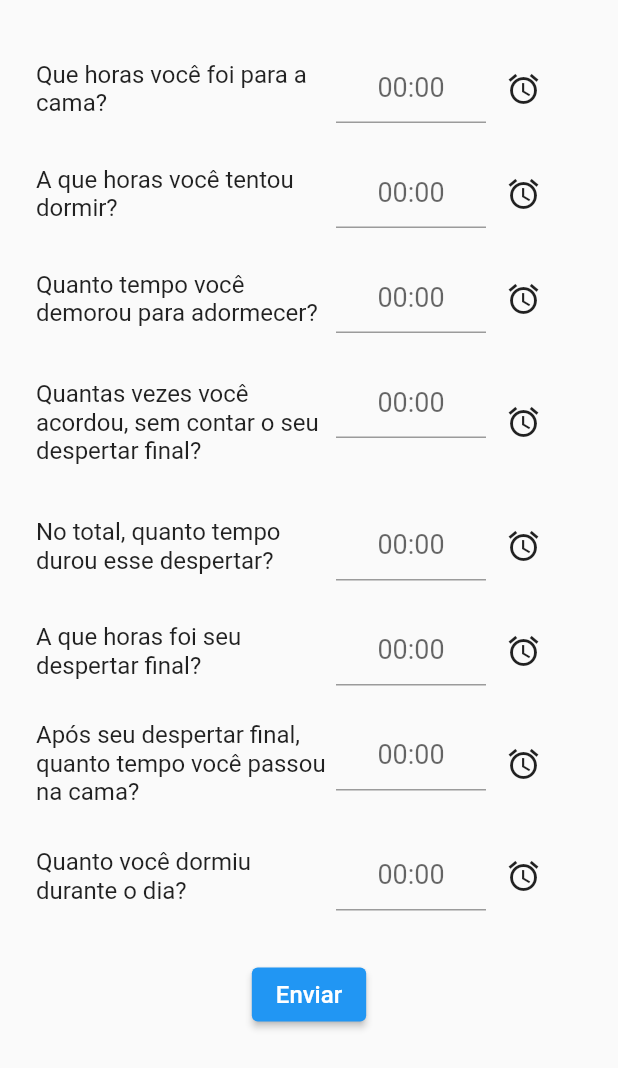
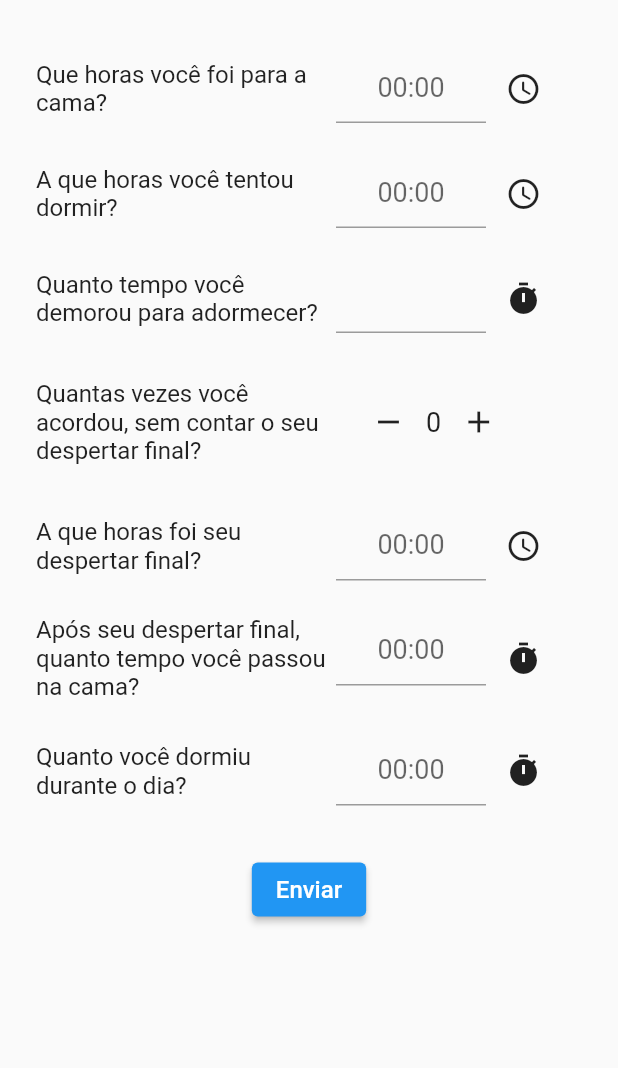
Before and after one commit to juliaalmeida13/APP-MENTAL, a Flutter app: the SleepPage screen opened directly, on a phone screen of 412 x 824 dp. Shown: the top 1068 px of the screen. Run offline on Flutter 3.47's test engine with Material 2 defaults, Android fonts, the phone set to English and light mode, and no system bars; our stand-ins replace cloud_firestore, firebase_auth, firebase_core, shared_preferences, simple_animations; missing offline and left inert: flutter_phone_direct_caller; accounts and stored records are empty.

Commit message:
Arrumando diario do sono

```diff
--- a/app base/lib/views/sleep_diary.dart
+++ b/app base/lib/views/sleep_diary.dart
@@ -1,6 +1,7 @@
 import 'package:chat_app_tutorial/helper/helperfuncions.dart';
 import 'package:chat_app_tutorial/services/database.dart';
 import 'package:flutter/material.dart';
+import 'package:intl/intl.dart';
 
 class SleepPage extends StatefulWidget {
   @override
@@ -8,17 +9,17 @@ class SleepPage extends StatefulWidget {
 }
 
 class _SleepPageState extends State<SleepPage> {
-
+  DateTime pickedDate;
   DatabaseMethods databaseMethods = new DatabaseMethods();
 
-  String _resQuest1 = '00:00';
-  String _resQuest2 = '00:00';
-  String _resQuest3 = '00:00';
-  String _resQuest4 = '00:00';
-  String _resQuest5 = '00:00';
-  String _resQuest6 = '00:00';
-  String _resQuest7 = '00:00';
-  String _resQuest8 = '00:00';
+  String _resQuest1;
+  String _resQuest2;
+  String _resQuest3;
+  int qtd = 0;
+  String _resQuest5;
+  String _resQuest6;
+  String _resQuest7;
+  String _resQuest8;
   String userEmail;
 
   final GlobalKey<FormState> _formKey = GlobalKey<FormState>();
@@ -28,19 +29,20 @@ class _SleepPageState extends State<SleepPage> {
       "resp1": _resQuest1,
       "resp2": _resQuest2,
       "resp3": _resQuest3,
-        "resp4": _resQuest4,
+      "resp4": qtd.toString(),
       "resp5": _resQuest5,
       "resp6": _resQuest6,
       "resp7": _resQuest7,
       "resp8": _resQuest8,
     };
-      databaseMethods.addRespostaQuestionarioSono( userEmail, messageMap);
+    databaseMethods.addRespostaQuestionarioSono(userEmail, messageMap);
   }
 
   @override
   void initState() {
     getUserInfo();
     super.initState();
+    pickedDate = DateTime.now();
   }
 
   getUserInfo() async {
@@ -57,23 +59,26 @@ class _SleepPageState extends State<SleepPage> {
           Container(
             alignment: Alignment.center,
             width: 200,
-            child: Text("Que horas você foi para a cama?", style: TextStyle(
-              fontSize: 16
-            ),),
+            child: Text(
+              "Que horas você foi para a cama?",
+              style: TextStyle(fontSize: 16),
+            ),
           ),
           Container(
             width: 100,
             child: TextFormField(
-                onTap: () async{
-                  _resQuest1 = await _selectTime(context);
+              onTap: () async {
+                _resQuest1 =
+                    await _selectTime(context, "Por favor, coloque o horário.");
                 setState(() {
                   _resQuest1 = _resQuest1;
                 });
               },
+              readOnly: true,
               showCursor: false,
               textAlign: TextAlign.center,
               decoration: InputDecoration(
-                  hintText: _resQuest1,
+                hintText: _resQuest1 == null ? "00:00" : _resQuest1,
                 hintStyle: TextStyle(
                   fontSize: 18,
                 ),
@@ -82,7 +87,7 @@ class _SleepPageState extends State<SleepPage> {
           ),
           Container(
             width: 50,
-              child: Icon(Icons.alarm),
+            child: Icon(Icons.access_time_rounded),
           ),
         ],
       ),
@@ -99,23 +104,26 @@ class _SleepPageState extends State<SleepPage> {
           Container(
             alignment: Alignment.center,
             width: 200,
-            child: Text("A que horas você tentou dormir?", style: TextStyle(
-                fontSize: 16
-            ),),
+            child: Text(
+              "A que horas você tentou dormir?",
+              style: TextStyle(fontSize: 16),
+            ),
           ),
           Container(
             width: 100,
             child: TextFormField(
-              onTap: () async{
-                _resQuest2 = await _selectTime(context);
+              onTap: () async {
+                _resQuest2 =
+                    await _selectTime(context, "Por favor, coloque o horário");
                 setState(() {
                   _resQuest2 = _resQuest2;
                 });
               },
+              readOnly: true,
               showCursor: false,
               textAlign: TextAlign.center,
               decoration: InputDecoration(
-                hintText: _resQuest2,
+                hintText: _resQuest2 == null ? "00:00" : _resQuest2,
                 hintStyle: TextStyle(
                   fontSize: 18,
                 ),
@@ -124,7 +132,7 @@ class _SleepPageState extends State<SleepPage> {
           ),
           Container(
             width: 50,
-            child: Icon(Icons.alarm),
+            child: Icon(Icons.access_time_rounded),
           )
         ],
       ),
@@ -141,19 +149,22 @@ class _SleepPageState extends State<SleepPage> {
           Container(
             alignment: Alignment.center,
             width: 200,
-            child: Text("Quanto tempo você demorou para adormecer?", style: TextStyle(
-                fontSize: 16
-            ),),
+            child: Text(
+              "Quanto tempo você demorou para adormecer?",
+              style: TextStyle(fontSize: 16),
+            ),
           ),
           Container(
             width: 100,
             child: TextFormField(
-              onTap: () async{
-                _resQuest3 = await _selectTime(context);
+              onTap: () async {
+                _resQuest3 =
+                    await _selectTime(context, "Por favor, coloque o tempo.");
                 setState(() {
-                  _resQuest3 = _resQuest3;
+                  _resQuest3 = _resQuest3 == null ? "00:00" : _resQuest3;
                 });
               },
+              readOnly: true,
               showCursor: false,
               textAlign: TextAlign.center,
               decoration: InputDecoration(
@@ -166,7 +177,7 @@ class _SleepPageState extends State<SleepPage> {
           ),
           Container(
             width: 50,
-            child: Icon(Icons.alarm),
+            child: Icon(Icons.timer),
           )
         ],
       ),
@@ -183,32 +194,46 @@ class _SleepPageState extends State<SleepPage> {
           Container(
             alignment: Alignment.center,
             width: 200,
-            child: Text("Quantas vezes você acordou, sem contar o seu despertar final?", style: TextStyle(
-                fontSize: 16
-            ),),
+            child: Text(
+              "Quantas vezes você acordou, sem contar o seu despertar final?",
+              style: TextStyle(fontSize: 16),
+            ),
+          ),
+          SizedBox(
+            width: 10,
+          ),
+          GestureDetector(
+            onTap: () {
+              setState(() {
+                if (qtd > 0) {
+                  qtd = qtd - 1;
+                }
+              });
+            },
+            child: Container(
+              width: 50,
+              child: Icon(Icons.remove),
+            ),
           ),
           Container(
-            width: 100,
-            child: TextFormField(
-              onTap: () async{
-                _resQuest4 = await _selectTime(context);
-                setState(() {
-                  _resQuest4 = _resQuest4;
-                });
-              },
-              showCursor: false,
-              textAlign: TextAlign.center,
-              decoration: InputDecoration(
-                hintText: _resQuest4,
-                hintStyle: TextStyle(
+            alignment: Alignment.center,
+            child: Text(
+              qtd.toString(),
+              style: TextStyle(
                 fontSize: 18,
               ),
             ),
           ),
+          GestureDetector(
+            onTap: () {
+              setState(() {
+                qtd = qtd + 1;
+              });
+            },
+            child: Container(
+              width: 50,
+              child: Icon(Icons.add),
             ),
-          Container(
-            width: 50,
-            child: Icon(Icons.alarm),
           )
         ],
       ),
@@ -216,6 +241,7 @@ class _SleepPageState extends State<SleepPage> {
   }
 
   Widget _buildQuest5() {
+    if (qtd > 0) {
       return Container(
         height: 50,
         margin: EdgeInsets.symmetric(vertical: 10.0),
@@ -225,23 +251,26 @@ class _SleepPageState extends State<SleepPage> {
             Container(
               alignment: Alignment.center,
               width: 200,
-            child: Text("No total, quanto tempo durou esse despertar?", style: TextStyle(
-                fontSize: 16
-            ),),
+              child: Text(
+                "No total, quanto tempo durou esse despertar?",
+                style: TextStyle(fontSize: 16),
+              ),
             ),
             Container(
               width: 100,
               child: TextFormField(
-              onTap: () async{
-                _resQuest5 = await _selectTime(context);
+                onTap: () async {
+                  _resQuest5 = await _selectTime(
+                      context, "Por favor, coloque o horário.");
                   setState(() {
                     _resQuest5 = _resQuest5;
                   });
                 },
+                readOnly: true,
                 showCursor: false,
                 textAlign: TextAlign.center,
                 decoration: InputDecoration(
-                hintText: _resQuest5,
+                  hintText: _resQuest5 == null ? "00:00" : _resQuest5,
                   hintStyle: TextStyle(
                     fontSize: 18,
                   ),
@@ -250,11 +279,14 @@ class _SleepPageState extends State<SleepPage> {
             ),
             Container(
               width: 50,
-            child: Icon(Icons.alarm),
+              child: Icon(Icons.timer),
             )
           ],
         ),
       );
+    } else {
+      return Container();
+    }
   }
 
   Widget _buildQuest6() {
@@ -267,23 +299,26 @@ class _SleepPageState extends State<SleepPage> {
           Container(
             alignment: Alignment.center,
             width: 200,
-            child: Text("A que horas foi seu despertar final?", style: TextStyle(
-                fontSize: 16
-            ),),
+            child: Text(
+              "A que horas foi seu despertar final?",
+              style: TextStyle(fontSize: 16),
+            ),
           ),
           Container(
             width: 100,
             child: TextFormField(
-              onTap: () async{
-                _resQuest6 = await _selectTime(context);
+              onTap: () async {
+                _resQuest6 =
+                    await _selectTime(context, "Por favor, coloque o tempo.");
                 setState(() {
                   _resQuest6 = _resQuest6;
                 });
               },
+              readOnly: true,
               showCursor: false,
               textAlign: TextAlign.center,
               decoration: InputDecoration(
-                hintText: _resQuest6,
+                hintText: _resQuest6 == null ? "00:00" : _resQuest6,
                 hintStyle: TextStyle(
                   fontSize: 18,
                 ),
@@ -292,7 +327,7 @@ class _SleepPageState extends State<SleepPage> {
           ),
           Container(
             width: 50,
-            child: Icon(Icons.alarm),
+            child: Icon(Icons.access_time_rounded),
           )
         ],
       ),
@@ -309,23 +344,26 @@ class _SleepPageState extends State<SleepPage> {
           Container(
             alignment: Alignment.center,
             width: 200,
-            child: Text("Após seu despertar final, quanto tempo você passou na cama?", style: TextStyle(
-                fontSize: 16
-            ),),
+            child: Text(
+              "Após seu despertar final, quanto tempo você passou na cama?",
+              style: TextStyle(fontSize: 16),
+            ),
           ),
           Container(
             width: 100,
             child: TextFormField(
-              onTap: () async{
-                _resQuest7 = await _selectTime(context);
+              onTap: () async {
+                _resQuest7 =
+                    await _selectTime(context, "Por favor, coloque o tempo.");
                 setState(() {
                   _resQuest7 = _resQuest7;
                 });
               },
+              readOnly: true,
               showCursor: false,
               textAlign: TextAlign.center,
               decoration: InputDecoration(
-                hintText: _resQuest7,
+                hintText: _resQuest7 == null ? "00:00" : _resQuest7,
                 hintStyle: TextStyle(
                   fontSize: 18,
                 ),
@@ -334,7 +372,7 @@ class _SleepPageState extends State<SleepPage> {
           ),
           Container(
             width: 50,
-            child: Icon(Icons.alarm),
+            child: Icon(Icons.timer),
           )
         ],
       ),
@@ -351,23 +389,26 @@ class _SleepPageState extends State<SleepPage> {
           Container(
             alignment: Alignment.center,
             width: 200,
-            child: Text("Quanto você dormiu durante o dia?", style: TextStyle(
-                fontSize: 16
-            ),),
+            child: Text(
+              "Quanto você dormiu durante o dia?",
+              style: TextStyle(fontSize: 16),
+            ),
           ),
           Container(
             width: 100,
             child: TextFormField(
-              onTap: () async{
-                _resQuest8 = await _selectTime(context);
+              onTap: () async {
+                _resQuest8 =
+                    await _selectTime(context, "Por favor, coloque o tempo");
                 setState(() {
                   _resQuest8 = _resQuest8;
                 });
               },
+              readOnly: true,
               showCursor: false,
               textAlign: TextAlign.center,
               decoration: InputDecoration(
-                hintText: _resQuest8,
+                hintText: _resQuest8 == null ? "00:00" : _resQuest8,
                 hintStyle: TextStyle(
                   fontSize: 18,
                 ),
@@ -376,7 +417,7 @@ class _SleepPageState extends State<SleepPage> {
           ),
           Container(
             width: 50,
-            child: Icon(Icons.alarm),
+            child: Icon(Icons.timer),
           )
         ],
       ),
@@ -411,11 +452,8 @@ class _SleepPageState extends State<SleepPage> {
                       fontSize: 16,
                     ),
                   ),
-                  onPressed: () => {
-                    print(userEmail),
-                    enviarRespostas()
-                  },
-                )
+                  onPressed: () => {print(userEmail), enviarRespostas()},
+                ),
               ],
             ),
           ),
@@ -424,20 +462,24 @@ class _SleepPageState extends State<SleepPage> {
     );
   }
 
-  Future<String> _selectTime( BuildContext context) async{
+  Future<String> _selectTime(BuildContext context, String text) async {
     final TimeOfDay result = await showTimePicker(
       context: context,
+      helpText: text,
       initialTime: TimeOfDay.now(),
       builder: (context, child) {
-          return MediaQuery(data: MediaQuery.of(context).copyWith(
+        return MediaQuery(
+            data: MediaQuery.of(context).copyWith(
               alwaysUse24HourFormat: true,
-          ), child: child);
+            ),
+            child: child);
       },
     );
 
-    if(result !=null){
-        return result.format(context);
-    }else{
+    if (result != null) {
+      return DateFormat("HH:mm")
+          .format(DateFormat.jm().parse(result.format(context)));
+    } else {
       return null;
     }
   }
```
Lines whose indentation alone changed are shown as unchanged.
